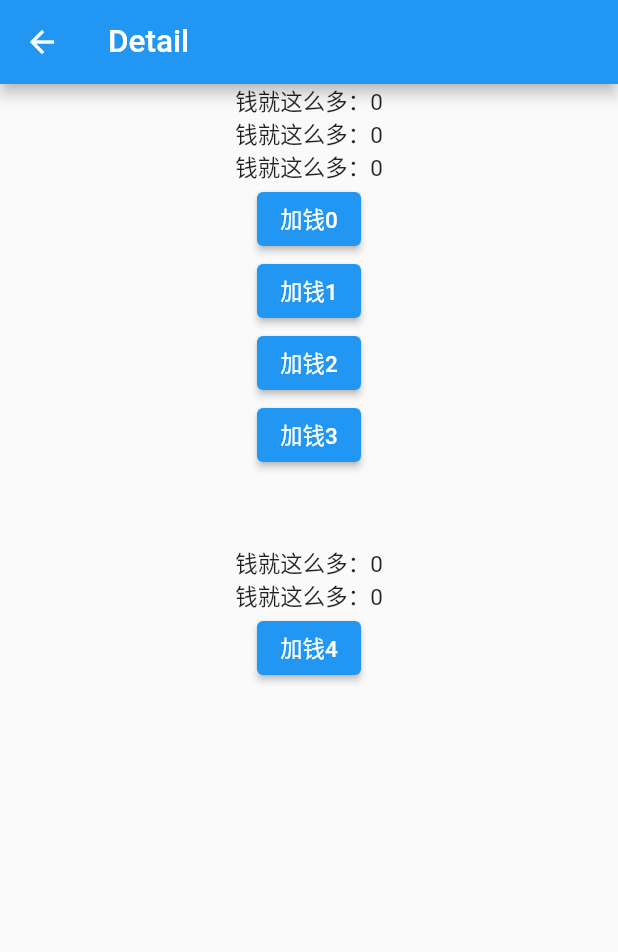
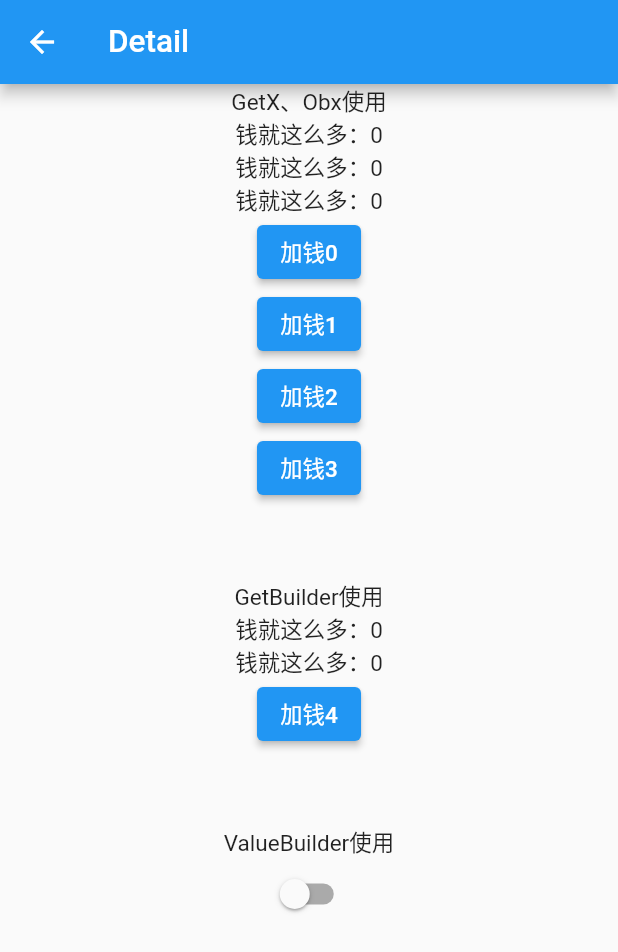
Before and after one commit to r17171709/StudyDemo, a Flutter app: the DetailView screen opened by its route, on a phone screen of 412 x 824 dp. Shown: the top 952 px of the screen. Run offline on Flutter 3.47's test engine with Material 2 defaults, Android fonts, the phone set to English and light mode, and no system bars; our stand-ins replace dio, flutter_screenutil, get, hex, image_picker, rxdart and 1 more; missing offline and left inert: dart:html; accounts and stored records are empty.

Commit message:
嵌套导航

```diff
--- a/flutter_study/lib/pages/getx_study/views/home_view.dart
+++ b/flutter_study/lib/pages/getx_study/views/home_view.dart
@@ -33,6 +33,12 @@ class HomeView extends GetView<HomeController> {
                       arguments: {"name": "pq", "age": 1});
                 },
                 child: const Text("跳转到列表")),
+            const Padding(padding: EdgeInsets.only(top: 50)),
+            ElevatedButton(
+                onPressed: () {
+                  Get.toNamed("/nav");
+                },
+                child: const Text("嵌套导航")),
             const Padding(padding: EdgeInsets.only(top: 50)),
             const Text(
               "展示操作符使用",
--- a/flutter_study/lib/pages/getx_study_detail/detail_view.dart
+++ b/flutter_study/lib/pages/getx_study_detail/detail_view.dart
@@ -14,6 +14,7 @@ class DetailView extends GetView<DetailController> {
         child: Column(
           children: [
             // GetBuilder的更新形式与GetX、Obx有所不同
+            const Text("GetX、Obx使用"),
             GetBuilder<DetailController>(
               builder: (_controller) {
                 return Text(
@@ -26,7 +27,10 @@ class DetailView extends GetView<DetailController> {
                 print("dispose");
               },
             ),
-            GetX<DetailController>(builder: (_controller) {
+            GetX<DetailController>(
+                // 可以通过init方式初始化其controller
+                // init: Get.find<DetailController>(),
+                builder: (_controller) {
               return Text("钱就这么多：" + _controller.price.value.money.toString());
             }),
             Obx(() => Text("钱就这么多：" + controller.price.value.money.toString())),
@@ -51,6 +55,7 @@ class DetailView extends GetView<DetailController> {
                 },
                 child: const Text("加钱3")),
             const Padding(padding: EdgeInsets.only(top: 50)),
+            const Text("GetBuilder使用"),
             GetBuilder<DetailController>(
                 id: "money4",
                 builder: (_controller) {
@@ -65,6 +70,19 @@ class DetailView extends GetView<DetailController> {
                   controller.increase4();
                 },
                 child: const Text("加钱4")),
+            const Padding(padding: EdgeInsets.only(top: 50)),
+            const Text("ValueBuilder使用"),
+            ValueBuilder<bool?>(
+              builder: (snapshot, updater) {
+                return Switch(
+                    value: snapshot ?? false,
+                    onChanged: (newValue) => updater(newValue));
+              },
+              onDispose: () {},
+              onUpdate: (value) {
+                print("ValueBuilder onUpdate $value");
+              },
+            )
           ],
         ),
       ),
--- a/flutter_study/lib/pages/getx_study_list/views/list_view.dart
+++ b/flutter_study/lib/pages/getx_study_list/views/list_view.dart
@@ -13,7 +13,6 @@ class ListDView extends GetView<ListController> {
 
   @override
   Widget build(BuildContext context) {
-
     return Scaffold(
       appBar: AppBar(
         title: const Text("List"),
--- a/flutter_study/lib/routes/Routes.dart
+++ b/flutter_study/lib/routes/Routes.dart
@@ -9,12 +9,14 @@ import '../pages/getx_study_detail/detail_view.dart';
 import '../pages/getx_study_list/controllers/list_controller.dart';
 import '../pages/getx_study_list/controllers/list_controller_withstate.dart';
 import '../pages/getx_study_list/views/list_view.dart';
+import '../pages/getx_study_nav/nav_view.dart';
 
 class Routes {
   static const String initial = "/home";
 
   static final List<GetPage> paths = [
     GetPage(name: "/home", page: () => HomeView(), binding: HomeBinding()),
+    GetPage(name: "/nav", page: () => const NavView()),
     GetPage(
         name: "/list",
         page: () => ListDView(),
```
Also changed, not shown: flutter_study/lib/main.dart (+10 -1 lines), flutter_study/lib/pages/getx_study_nav/nav_view.dart (added, +41 -0 lines), 2 other files.
